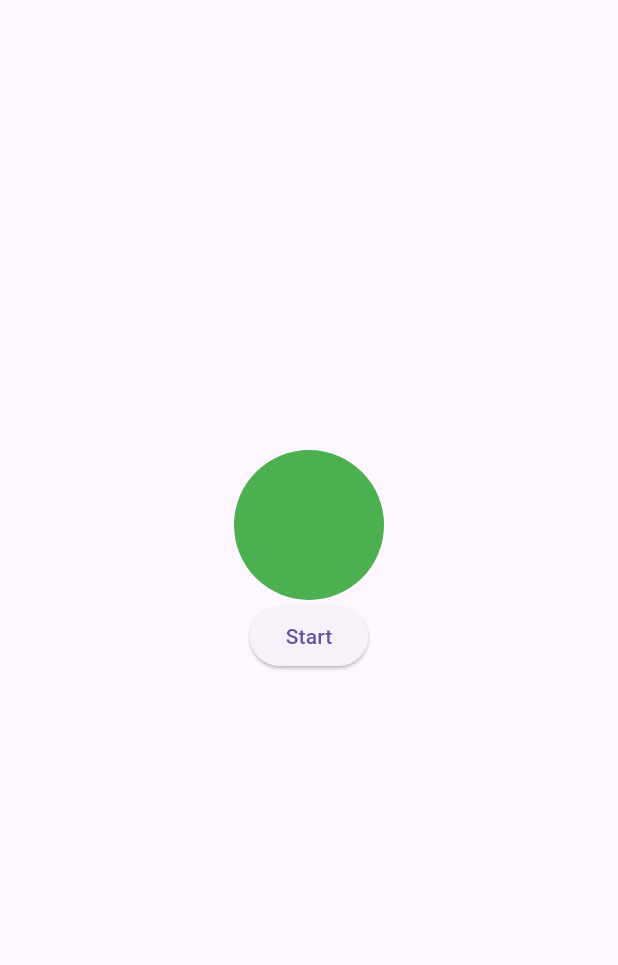
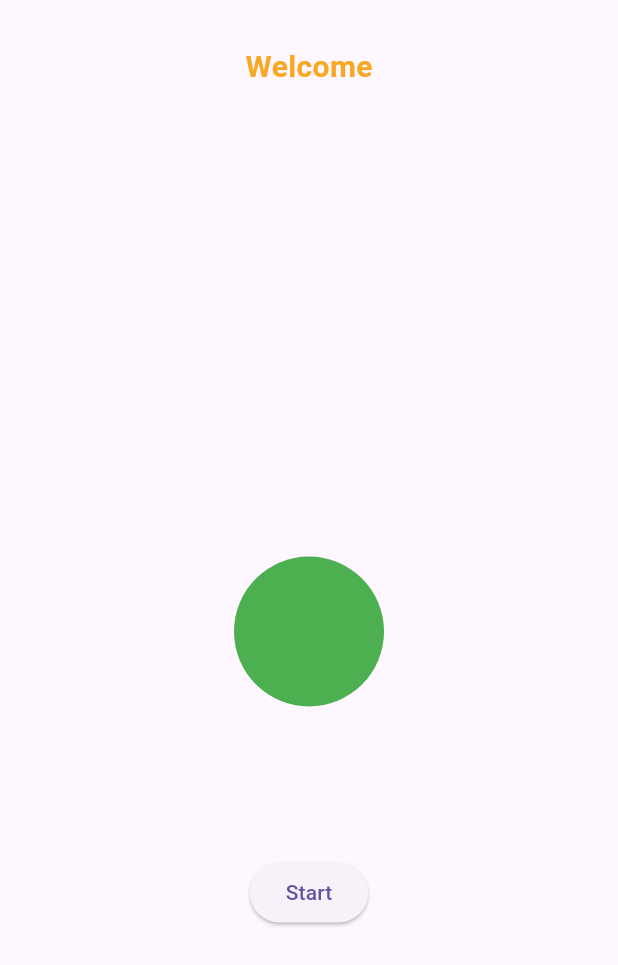
Before and after one commit to yeab-dev/minibuilds, a Flutter app: the screen it shows after launch, after a tap on "Start", on a phone screen of 412 x 824 dp. Shown: the top 965 px of the screen. Run offline on Flutter 3.47's test engine with Material 3 defaults, Android fonts, the phone set to English and light mode, and no system bars.

Commit message:
style(ui): update layout and colors

```diff
--- a/miniproject1/lib/main.dart
+++ b/miniproject1/lib/main.dart
@@ -12,37 +12,53 @@ class MainApp extends StatefulWidget {
 }
 
 class _MainAppState extends State<MainApp> with SingleTickerProviderStateMixin {
-  bool top = false;
-
+  Alignment alignment = Alignment.topCenter;
+  Color containerColor = Colors.orange;
   @override
   Widget build(BuildContext context) {
     return MaterialApp(
       home: Scaffold(
         body: Center(
           child: Column(
-            // mainAxisAlignment: MainAxisAlignment.center,
             children: [
+              Padding(
+                padding: const EdgeInsets.only(top: 30),
+                child: Text(
+                  "Welcome",
+                  style: TextStyle(
+                    fontSize: 20.0,
+                    color: Colors.yellow[800],
+                    fontWeight: FontWeight.bold,
+                  ),
+                ),
+              ),
               SizedBox(
-                height: 400,
+                height: MediaQuery.sizeOf(context).height * 0.5,
                 width: double.infinity,
                 child: AnimatedAlign(
-                  alignment: top ? Alignment.bottomCenter : Alignment.topCenter,
+                  alignment: alignment,
                   duration: const Duration(seconds: 1),
-                  curve: top ? Curves.bounceOut : Curves.bounceIn,
-                  child: Container(
+                  curve: Curves.bounceOut,
+                  child: AnimatedContainer(
+                    duration: const Duration(seconds: 1),
+                    curve: Curves.bounceInOut,
                     width: 100,
                     height: 100,
-                    decoration: const BoxDecoration(
+                    decoration: BoxDecoration(
                       shape: BoxShape.circle,
-                      color: Colors.green,
+                      color: containerColor,
                     ),
                   ),
                 ),
               ),
+              const SizedBox(
+                height: 100,
+              ),
               ElevatedButton(
                 onPressed: () {
                   setState(() {
-                    top = !top;
+                    alignment = Alignment.bottomCenter;
+                    containerColor = Colors.green;
                   });
                 },
                 child: const Text("Start"),
```
